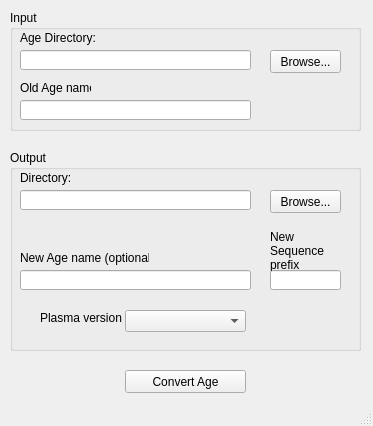
This is PlasmaTransfusionGUI.ui in Deledrius/PlasmaTransfusion as Qt 5 draws it before an edit. The edited form follows.
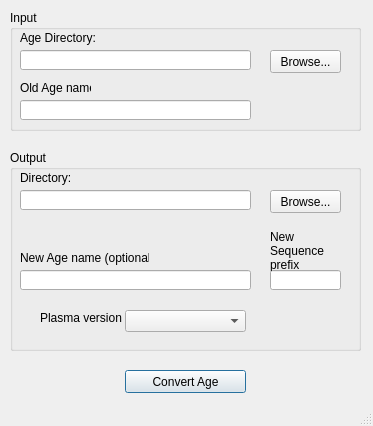
This is the edited form.

Commit message:
Streamline usage by making conversion the default action.
 - Set `Convert Age` as the dialog's default button
 - Set focus on `Convert Age` button when loading a saved config.

```diff
--- a/PlasmaTransfusionGUI.ui
+++ b/PlasmaTransfusionGUI.ui
@@ -98,6 +98,9 @@
     <property name="text">
      <string>Convert Age</string>
     </property>
+    <property name="default">
+     <bool>true</bool>
+    </property>
    </widget>
    <widget class="QGroupBox" name="groupBox_2">
     <property name="geometry">
```
The commit also changes 1 other file.
